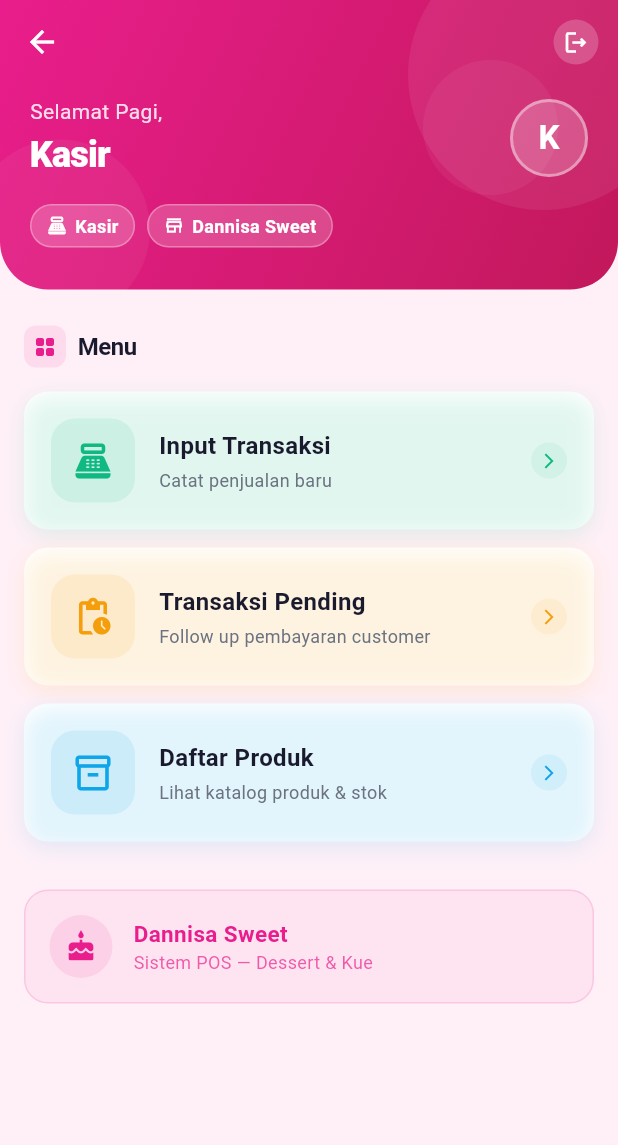
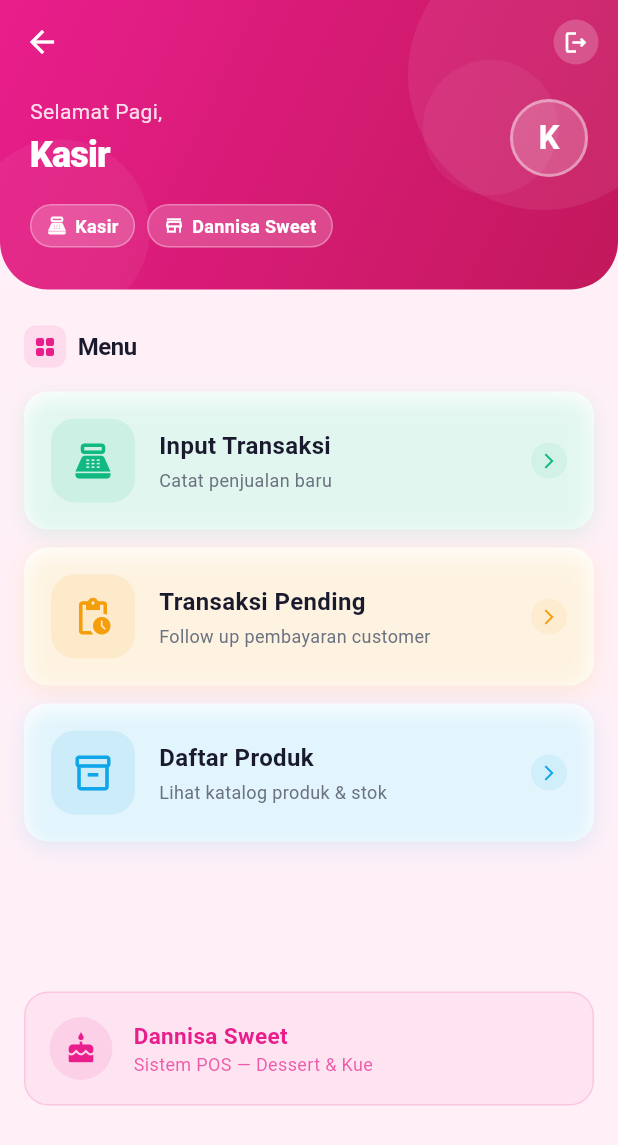
Before and after one commit to helenoktaa/dannisa_sweet_pos, a Flutter app: the KasirHomePage screen opened by its route, on a phone screen of 412 x 824 dp. Shown: the top 1145 px of the screen. Run offline on Flutter 3.47's test engine with Material 3 defaults, Android fonts, the phone set to English and light mode, and no system bars; our stand-ins replace dio, email_validator, equatable, flutter_secure_storage, share_plus; accounts and stored records are empty.

Commit message:
rapihkan jarak info toko

```diff
--- a/lib/features/kasir/presentation/pages/kasir_home_page.dart
+++ b/lib/features/kasir/presentation/pages/kasir_home_page.dart
@@ -302,7 +302,7 @@ class _KasirHomePageState extends State<KasirHomePage> {
                     icon: Icons.pending_actions_outlined,
                     label: 'Transaksi Pending',
                     description: 'Follow up pembayaran customer',
-                    color: const Color(0xFFF59E0B), // warning/orange
+                    color: const Color(0xFFF59E0B),
                     onTap: () => Navigator.pushNamed(
                       context,
                       AppRouter.transaksiPending,
@@ -320,7 +320,7 @@ class _KasirHomePageState extends State<KasirHomePage> {
                         Navigator.pushNamed(context, AppRouter.daftarProduk),
                   ),
 
-                  const SizedBox(height: 32),
+                  const SizedBox(height: 100),
 
                   // ── Info toko ───────────────────────────────
                   Container(
```
